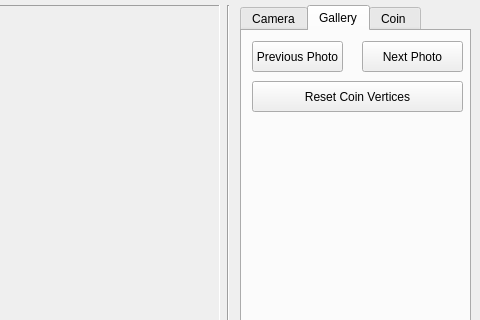
Above: core/designer/pyqt6_designer/d_ImageCollector.ui from LazyPhilosopher/CNN-Coin-Recognizer before the change; both pictures show x 390 to 870 and y 0 to 320 of the 870 by 630 pixel window. Below: the same form after it.
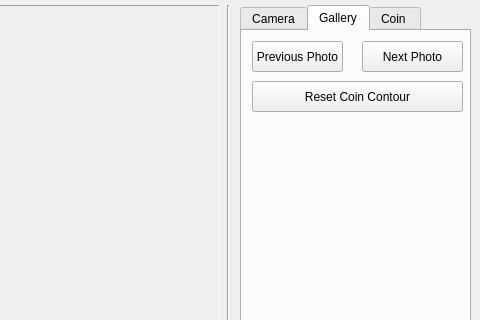
That is the form after the change. The open tabs and pages were chosen to show the change.

The edit to the form file:
```diff
--- a/core/designer/pyqt6_designer/d_ImageCollector.ui
+++ b/core/designer/pyqt6_designer/d_ImageCollector.ui
@@ -471,7 +471,7 @@
        </rect>
       </property>
       <property name="text">
-       <string>Reset Coin Vertices</string>
+       <string>Reset Coin Contour</string>
       </property>
      </widget>
      <widget class="QPushButton" name="next_gallery_photo_button">
```
Left out of the diff: 4 changed lines with no effect on the pictures.
